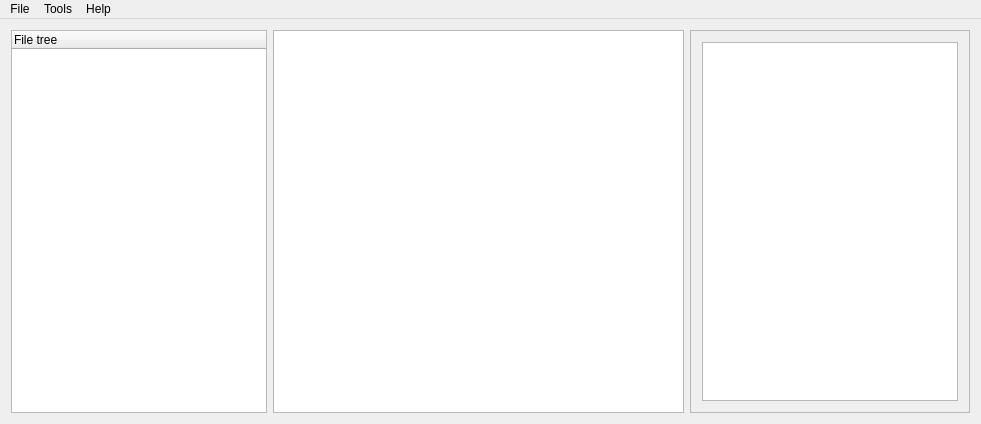
Before: the Qt Designer form hintergrund-ui/mainwindow.ui in univrsal/hintergrund, drawn with Qt 5.
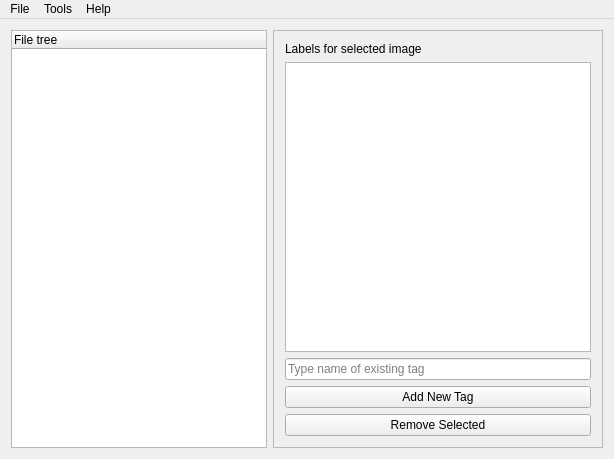
After: the same form once the commit is applied.

The edit to the form file:
```diff
--- a/hintergrund-ui/mainwindow.ui
+++ b/hintergrund-ui/mainwindow.ui
@@ -6,8 +6,8 @@
    <rect>
     <x>0</x>
     <y>0</y>
-    <width>981</width>
-    <height>424</height>
+    <width>614</width>
+    <height>459</height>
    </rect>
   </property>
   <property name="windowTitle">
@@ -30,16 +30,6 @@
       </column>
      </widget>
     </item>
-    <item>
-     <widget class="QListView" name="current_folder_list">
-      <property name="sizePolicy">
-       <sizepolicy hsizetype="Expanding" vsizetype="Expanding">
-        <horstretch>0</horstretch>
-        <verstretch>0</verstretch>
-       </sizepolicy>
-      </property>
-     </widget>
-    </item>
     <item>
      <widget class="QFrame" name="frame_options">
       <property name="sizePolicy">
@@ -55,6 +45,13 @@
        <enum>QFrame::Raised</enum>
       </property>
       <layout class="QVBoxLayout" name="verticalLayout">
+       <item>
+        <widget class="QLabel" name="lbl_tags">
+         <property name="text">
+          <string>Labels for selected image</string>
+         </property>
+        </widget>
+       </item>
        <item>
         <widget class="QListWidget" name="list_tags">
          <property name="sizePolicy">
@@ -65,6 +62,27 @@
          </property>
         </widget>
        </item>
+       <item>
+        <widget class="QLineEdit" name="txt_new_label">
+         <property name="placeholderText">
+          <string>Type name of existing tag</string>
+         </property>
+        </widget>
+       </item>
+       <item>
+        <widget class="QPushButton" name="btn_add_tag">
+         <property name="text">
+          <string>Add New Tag</string>
+         </property>
+        </widget>
+       </item>
+       <item>
+        <widget class="QPushButton" name="btn_remove_selected">
+         <property name="text">
+          <string>Remove Selected</string>
+         </property>
+        </widget>
+       </item>
       </layout>
      </widget>
     </item>
@@ -75,7 +93,7 @@
     <rect>
      <x>0</x>
      <y>0</y>
-     <width>981</width>
+     <width>614</width>
      <height>20</height>
     </rect>
    </property>
```
